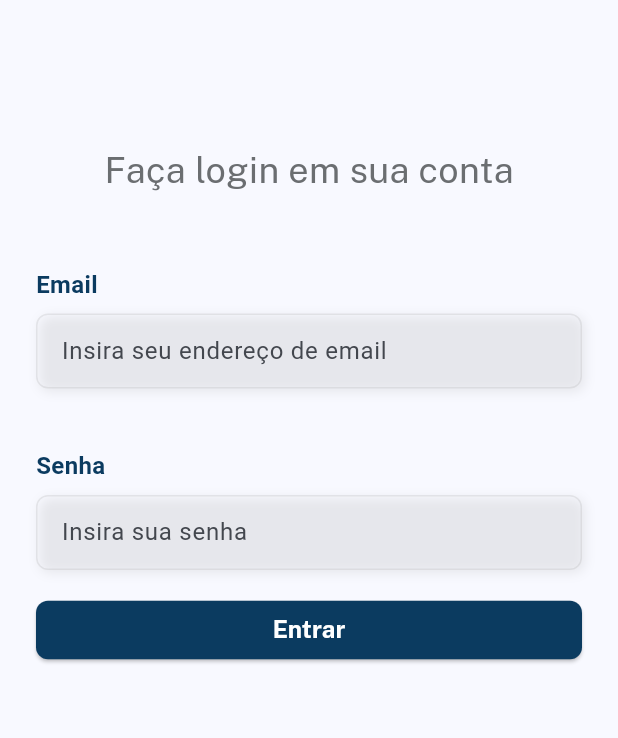
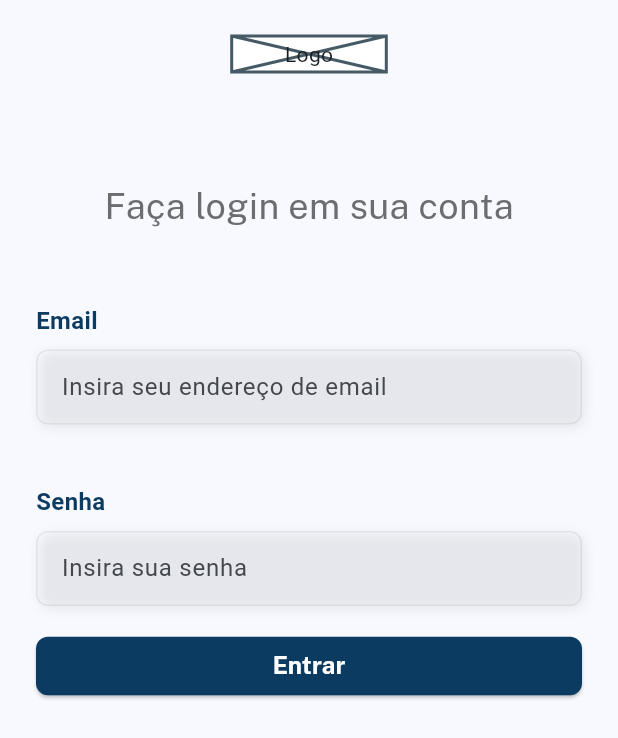
Before and after one commit to otaviohenrique1/voll_med, a Flutter app: the screen it shows after launch, on a phone screen of 412 x 824 dp. Shown: the top 738 px of the screen. Run offline on Flutter 3.47's test engine with Material 2 defaults, Android fonts, the phone set to English and light mode, and no system bars.

Commit message:
commit 11

```diff
--- a/lib/pages/login.dart
+++ b/lib/pages/login.dart
@@ -2,7 +2,7 @@ import 'dart:io';
 import 'package:flutter/material.dart';
 import 'package:voll_med/styles/colors.dart';
 import 'package:voll_med/components/botao.dart';
-import 'package:voll_med/components/campo_text.dart';
+import 'package:voll_med/components/campo_texto.dart';
 import 'package:voll_med/components/titulo.dart';
 import 'package:voll_med/pages/cadastro.dart';
 
@@ -39,10 +39,15 @@ class _LoginState extends State<Login> {
         child: ListView(
           children: [
             Center(
-              child: Image.file(
-                File("lib/assets/img/logo.jpg"),
-                // width: 200,
-                // height: 200,
+              child: Container(
+                width: 103.07,
+                height: 24,
+                color: Colors.white,
+                child: const Placeholder(
+                  child: Center(
+                    child: Text("Logo"),
+                  ),
+                ),
               ),
             ),
             const SizedBox(height: 72),
--- a/lib/styles/imagem.dart
+++ /dev/null
@@ -1,3 +0,0 @@
-import 'dart:io';
-
-final File logo = File("/lib/assets/img/logo.png");
```
Also changed, not shown: lib/components/campo_texto.dart (renamed from lib/components/campo_text.dart).
